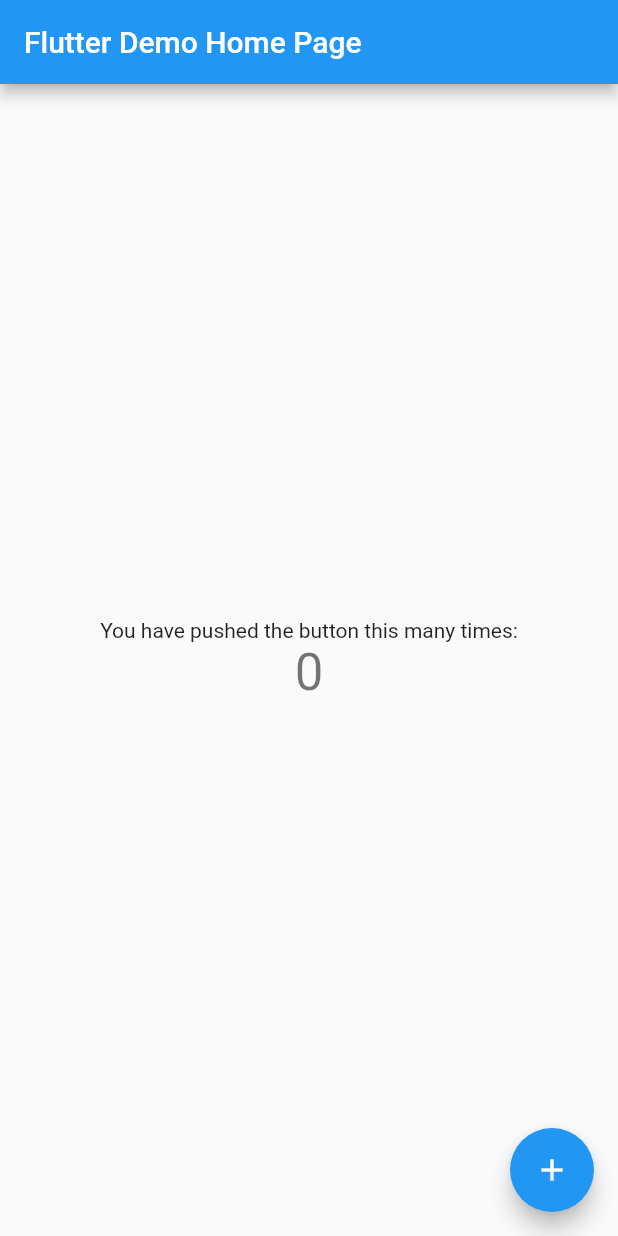
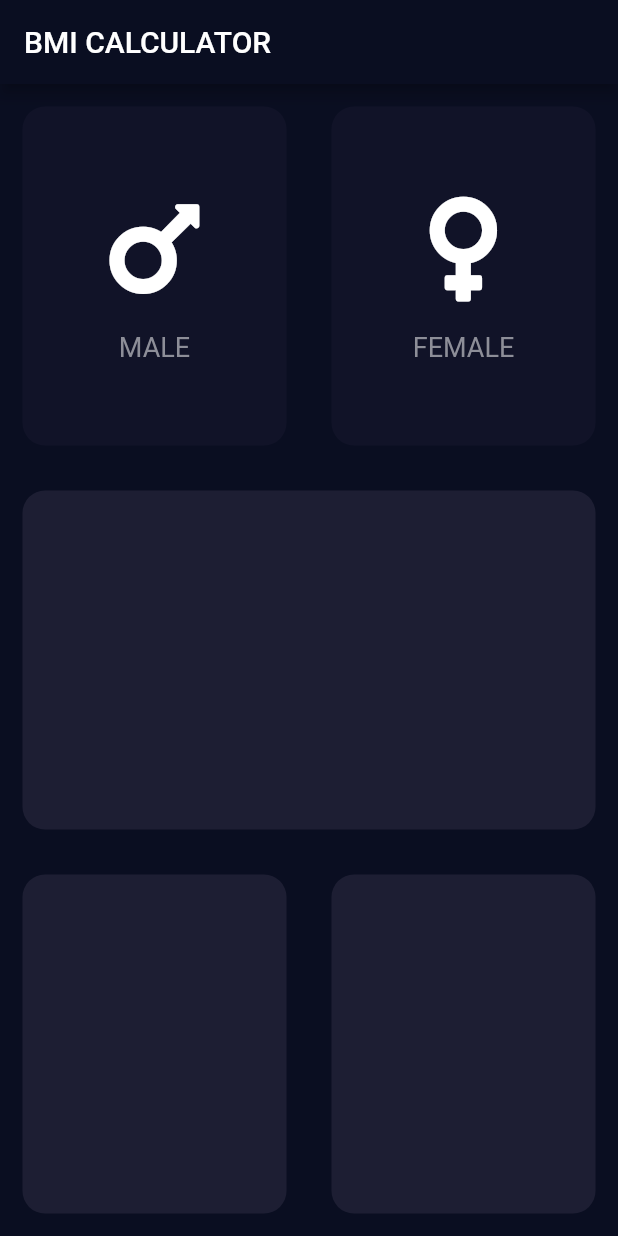
Before and after one commit to Grekoff18/BMI-Calculator, a Flutter app: the screen it shows after launch, on a phone screen of 412 x 824 dp. Run offline on Flutter 3.47's test engine with Material 2 defaults, Android fonts, the phone set to English and light mode, and no system bars; our stand-ins replace font_awesome_flutter.

Commit message:
feat: do some refactoring with code

```diff
--- /dev/null
+++ b/lib/input_page.dart
@@ -0,0 +1,97 @@
+import 'package:flutter/material.dart';
+import 'package:font_awesome_flutter/font_awesome_flutter.dart';
+import 'widgets/reuseble_block.dart';
+import 'widgets/gender_card.dart';
+
+final activeCardColor = Color(0xFF1D1E33);
+final inactiveCardColor = Color(0xFF111328);
+final bottomContainerHeight = 80.0;
+final bottomContainerColor = Color(0xFFEB1555);
+
+enum GenderType {
+  male,
+  female
+}
+
+class InputPage extends StatefulWidget {
+  @override
+  _InputPageState createState() => _InputPageState();
+}
+
+class _InputPageState extends State<InputPage> {
+  GenderType selectedGender;
+
+  @override
+  Widget build(BuildContext context) {
+    return Scaffold(
+      appBar: AppBar(
+        title: Text('BMI CALCULATOR'),
+      ),
+      body: Column(
+        children: [
+          Expanded(
+            child: Row(
+              children: [
+                Expanded(
+                  child: ReusebleBlock(
+                    onPress: () {
+                      setState(() {
+                        selectedGender = GenderType.male;
+                      });
+                    },
+                    childWidget: GenderCard(
+                      genderType: "MALE",
+                      genderIcon: Icon(
+                        FontAwesomeIcons.mars,
+                        size: 80.0,
+                      ),
+                    ),
+                    blockColor: selectedGender == GenderType.male ? activeCardColor : inactiveCardColor,
+                  ),
+                ),
+                Expanded(
+                  child: ReusebleBlock(
+                    onPress: () {
+                      setState(() {
+                        selectedGender = GenderType.female;
+                      });
+                    },
+                    childWidget: GenderCard(
+                      genderType: "FEMALE",
+                      genderIcon: Icon(
+                        FontAwesomeIcons.venus,
+                        size: 80.0,
+                      ),
+                    ),
+                    blockColor: selectedGender == GenderType.female ? activeCardColor : inactiveCardColor,
+                  ),
+                ),
+              ],
+            )
+          ),
+          Expanded(
+            child: ReusebleBlock(
+              blockColor: Color(0xFF1D1E33)
+            ),
+          ),
+          Expanded(
+            child: Row(
+              children: [
+                Expanded(
+                  child: ReusebleBlock(
+                      blockColor: Color(0xFF1D1E33)
+                  ),
+                ),
+                Expanded(
+                  child: ReusebleBlock(
+                      blockColor: Color(0xFF1D1E33)
+                  ),
+                ),
+              ],
+            ),
+          ),
+        ],
+      ),
+    );
+  }
+}
--- a/lib/main.dart
+++ b/lib/main.dart
@@ -1,113 +1,17 @@
 import 'package:flutter/material.dart';
+import 'input_page.dart';
 
-void main() {
-  runApp(MyApp());
-}
+void main() => runApp(BMICalculator());
 
-class MyApp extends StatelessWidget {
-  // This widget is the root of your application.
+class BMICalculator extends StatelessWidget {
   @override
   Widget build(BuildContext context) {
     return MaterialApp(
-      title: 'Flutter Demo',
-      theme: ThemeData(
-        // This is the theme of your application.
-        //
-        // Try running your application with "flutter run". You'll see the
-        // application has a blue toolbar. Then, without quitting the app, try
-        // changing the primarySwatch below to Colors.green and then invoke
-        // "hot reload" (press "r" in the console where you ran "flutter run",
-        // or simply save your changes to "hot reload" in a Flutter IDE).
-        // Notice that the counter didn't reset back to zero; the application
-        // is not restarted.
-        primarySwatch: Colors.blue,
+      theme: ThemeData.dark().copyWith(
+        primaryColor: Color(0xFF0A0E21),
+        scaffoldBackgroundColor: Color(0xFF0A0E21),
       ),
-      home: MyHomePage(title: 'Flutter Demo Home Page'),
+      home: InputPage(),
     );
   }
 }
-
-class MyHomePage extends StatefulWidget {
-  MyHomePage({Key key, this.title}) : super(key: key);
-
-  // This widget is the home page of your application. It is stateful, meaning
-  // that it has a State object (defined below) that contains fields that affect
-  // how it looks.
-
-  // This class is the configuration for the state. It holds the values (in this
-  // case the title) provided by the parent (in this case the App widget) and
-  // used by the build method of the State. Fields in a Widget subclass are
-  // always marked "final".
-
-  final String title;
-
-  @override
-  _MyHomePageState createState() => _MyHomePageState();
-}
-
-class _MyHomePageState extends State<MyHomePage> {
-  int _counter = 0;
-
-  void _incrementCounter() {
-    setState(() {
-      // This call to setState tells the Flutter framework that something has
-      // changed in this State, which causes it to rerun the build method below
-      // so that the display can reflect the updated values. If we changed
-      // _counter without calling setState(), then the build method would not be
-      // called again, and so nothing would appear to happen.
-      _counter++;
-    });
-  }
-
-  @override
-  Widget build(BuildContext context) {
-    // This method is rerun every time setState is called, for instance as done
-    // by the _incrementCounter method above.
-    //
-    // The Flutter framework has been optimized to make rerunning build methods
-    // fast, so that you can just rebuild anything that needs updating rather
-    // than having to individually change instances of widgets.
-    return Scaffold(
-      appBar: AppBar(
-        // Here we take the value from the MyHomePage object that was created by
-        // the App.build method, and use it to set our appbar title.
-        title: Text(widget.title),
-      ),
-      body: Center(
-        // Center is a layout widget. It takes a single child and positions it
-        // in the middle of the parent.
-        child: Column(
-          // Column is also a layout widget. It takes a list of children and
-          // arranges them vertically. By default, it sizes itself to fit its
-          // children horizontally, and tries to be as tall as its parent.
-          //
-          // Invoke "debug painting" (press "p" in the console, choose the
-          // "Toggle Debug Paint" action from the Flutter Inspector in Android
-          // Studio, or the "Toggle Debug Paint" command in Visual Studio Code)
-          // to see the wireframe for each widget.
-          //
-          // Column has various properties to control how it sizes itself and
-          // how it positions its children. Here we use mainAxisAlignment to
-          // center the children vertically; the main axis here is the vertical
-          // axis because Columns are vertical (the cross axis would be
-          // horizontal).
-          mainAxisAlignment: MainAxisAlignment.center,
-          children: <Widget>[
-            Text(
-              'You have pushed the button this many times:',
-            ),
-            Text(
-              '$_counter',
-              style: Theme.of(context).textTheme.headline4,
-            ),
-          ],
-        ),
-      ),
-      floatingActionButton: FloatingActionButton(
-        onPressed: _incrementCounter,
-        tooltip: 'Increment',
-        child: Icon(Icons.add),
-      ), // This trailing comma makes auto-formatting nicer for build methods.
-    );
-  }
-}
--- /dev/null
+++ b/lib/widgets/gender_card.dart
@@ -0,0 +1,34 @@
+import 'package:flutter/material.dart';
+
+const textStyle = TextStyle(
+  fontSize: 18.0,
+  color: Color(0xFF8D8E98)
+);
+
+class GenderCard extends StatelessWidget {
+  const GenderCard({
+    Key key,
+    @required this.genderType,
+    @required this.genderIcon
+  }) : super(key: key);
+
+  final String genderType;
+  final Icon genderIcon;
+
+  @override
+  Widget build(BuildContext context) {
+    return Column(
+      mainAxisAlignment: MainAxisAlignment.center,
+      children: [
+        genderIcon,
+        SizedBox(
+          height: 15.0,
+        ),
+        Text(
+          genderType,
+          style: textStyle,
+        )
+      ],
+    );
+  }
+}
--- /dev/null
+++ b/lib/widgets/reuseble_block.dart
@@ -0,0 +1,29 @@
+import 'package:flutter/material.dart';
+
+class ReusebleBlock extends StatelessWidget {
+  const ReusebleBlock({
+    Key key,
+    @required this.blockColor,
+    this.childWidget,
+    this.onPress
+  }) : super(key: key);
+
+  final Color blockColor;
+  final Widget childWidget;
+  final Function onPress;
+
+  @override
+  Widget build(BuildContext context) {
+    return GestureDetector(
+      onTap: onPress,
+      child: Container(
+        child: childWidget,
+        margin: EdgeInsets.all(15.0),
+        decoration: BoxDecoration(
+          color: blockColor,
+          borderRadius: BorderRadius.circular(15.0),
+        ),
+      ),
+    );
+  }
+}
--- a/pubspec.yaml
+++ b/pubspec.yaml
@@ -28,6 +28,7 @@ dependencies:
   # The following adds the Cupertino Icons font to your application.
   # Use with the CupertinoIcons class for iOS style icons.
   cupertino_icons: ^1.0.2
+  font_awesome_flutter: ^9.0.0
 
 dev_dependencies:
   flutter_test:
```
Also changed, not shown: pubspec.lock, 1 other file.
